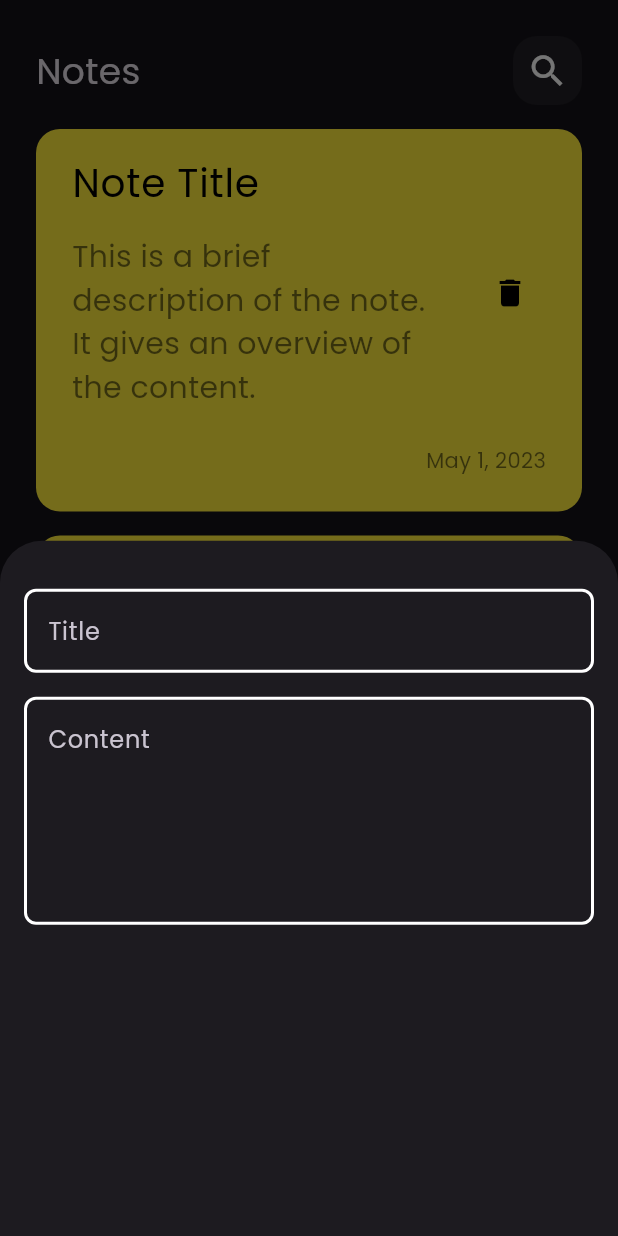
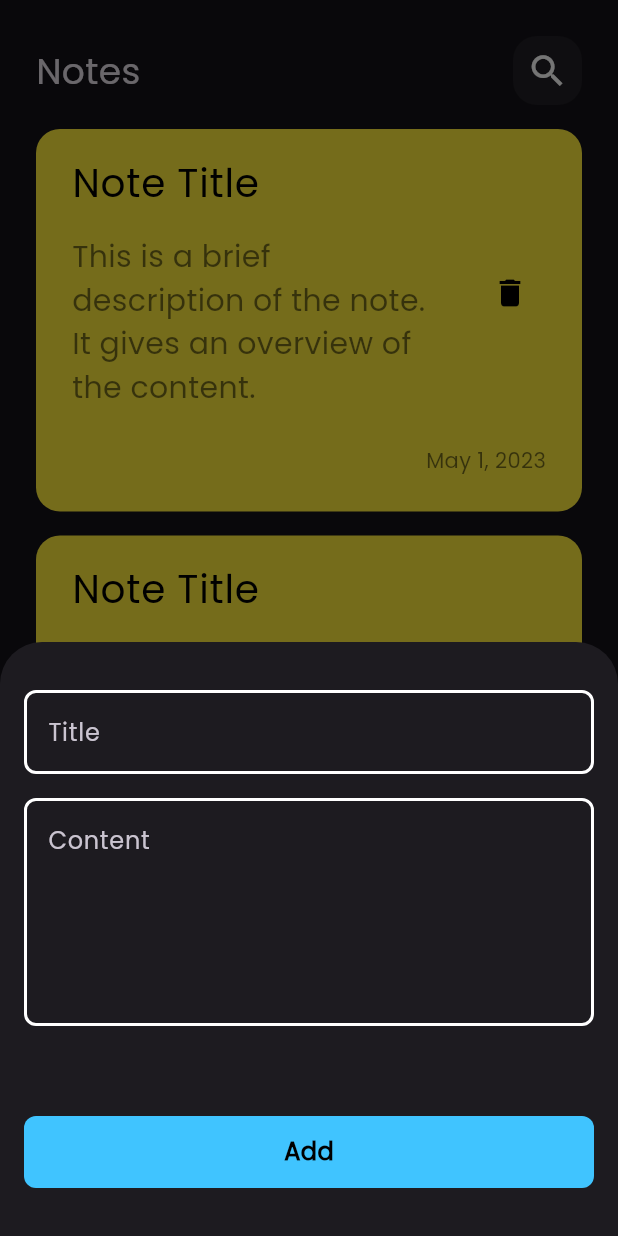
Before and after one commit to SamuelKamal13/notes-app, a Flutter app: the screen it shows after launch, after a tap on the "add" icon, on a phone screen of 412 x 824 dp. Run offline on Flutter 3.47's test engine with Material 3 defaults, Android fonts, the phone set to English and light mode, and no system bars.

Commit message:
create button for the modal sheet

```diff
--- a/lib/widgets/add_new_note.dart
+++ b/lib/widgets/add_new_note.dart
@@ -1,5 +1,6 @@
 import 'package:flutter/material.dart';
 import 'package:notesapp/constant.dart';
+import 'package:notesapp/widgets/custom_button.dart';
 import 'package:notesapp/widgets/custom_text_field.dart';
 
 class AddNewNote extends StatelessWidget {
@@ -9,14 +10,18 @@ class AddNewNote extends StatelessWidget {
   Widget build(BuildContext context) {
     return const Padding(
       padding: EdgeInsets.symmetric(horizontal: 16),
+      child: SingleChildScrollView(
         child: Column(
           children: [
             SizedBox(height: 32),
             CustomTextField(hintText: 'Title'),
             SizedBox(height: 16),
             CustomTextField(hintText: 'Content', maxLines: 5),
-          SizedBox(height: 24),
+            SizedBox(height: 60),
+            CustomButton(),
+            SizedBox(height: 32),
           ],
+        ),
       ),
     );
   }
--- /dev/null
+++ b/lib/widgets/custom_button.dart
@@ -0,0 +1,28 @@
+import 'package:flutter/material.dart';
+import 'package:notesapp/constant.dart';
+
+class CustomButton extends StatelessWidget {
+  const CustomButton({super.key});
+
+  @override
+  Widget build(BuildContext context) {
+    return Container(
+      width: MediaQuery.of(context).size.width,
+      height: 48,
+      decoration: BoxDecoration(
+        color: kPrimaryColor,
+        borderRadius: BorderRadius.circular(8),
+      ),
+      child: Center(
+        child: Text(
+          "Add",
+          style: TextStyle(
+            color: Colors.black,
+            fontSize: 16,
+            fontWeight: FontWeight.bold,
+          ),
+        ),
+      ),
+    );
+  }
+}
```
Lines whose indentation alone changed are shown as unchanged.
